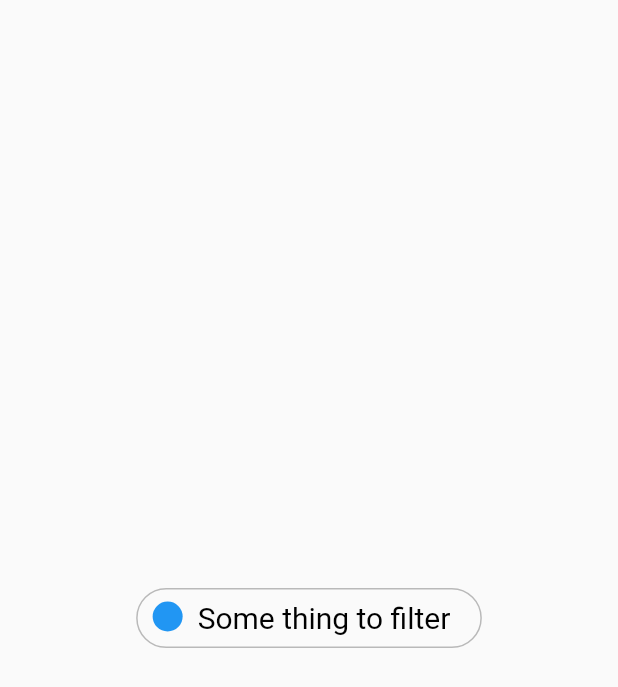
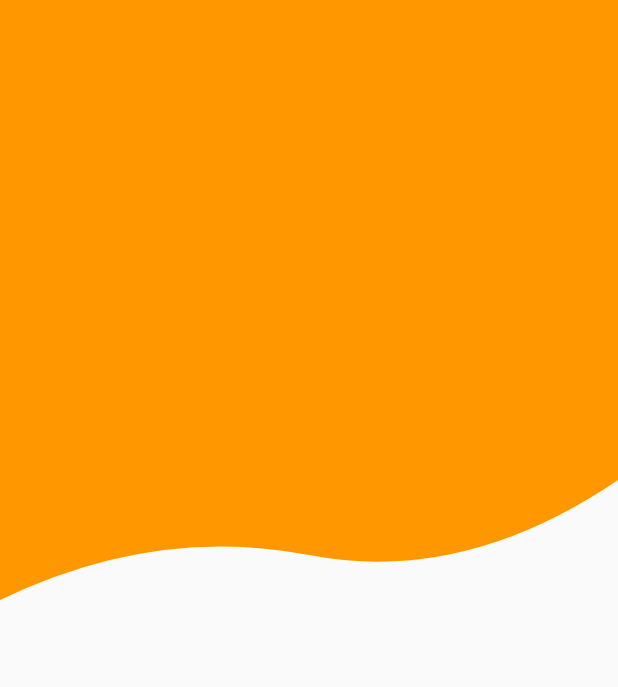
Before and after one commit to Hamza-Rahmoun/flutter_app, a Flutter app: the screen it shows after launch, on a phone screen of 412 x 824 dp. Shown: the top 687 px of the screen. Run offline on Flutter 3.47's test engine with Material 2 defaults, Android fonts, the phone set to English and light mode, and no system bars.

```diff
--- /dev/null
+++ b/lib/customeclipper.dart
@@ -0,0 +1,23 @@
+import 'package:flutter/material.dart';
+
+class CustomClipperWidget extends CustomClipper<Path> {
+  @override
+  getClip(Size size) {
+    final Path path = Path();
+    path.lineTo(0.0, size.height);
+    var firstEndPoint = Offset(size.width * 0.5, size.height - 30);
+    var firstControlPoint = Offset(size.width * 0.25, size.height - 50);
+    path.quadraticBezierTo(firstControlPoint.dx, firstControlPoint.dy,
+        firstEndPoint.dx, firstEndPoint.dy);
+    var secondEndPoint = Offset(size.width, size.height - 80);
+    var secondControl = Offset(size.width * 0.75, size.height - 10);
+    path.quadraticBezierTo(secondControl.dx, secondControl.dy,
+        secondEndPoint.dx, secondEndPoint.dy);
+    path.lineTo(size.width, 0.0);
+    path.close();
+    return path;
+  }
+
+  @override
+  bool shouldReclip(CustomClipper oldClipper) => true;
+}
--- a/lib/homepage.dart
+++ /dev/null
@@ -1,12 +0,0 @@
-import 'package:flutter/material.dart';
-
-class PageZero extends StatelessWidget {
-  @override
-  Widget build(BuildContext context) {
-    return Scaffold(
-      body: Center(
-        child: Text('page zero'),
-      ),
-    );
-  }
-}
--- a/lib/main.dart
+++ b/lib/main.dart
@@ -1,4 +1,7 @@
+import 'package:flutter/cupertino.dart';
 import 'package:flutter/material.dart';
+
+import 'customeclipper.dart';
 
 void main() => runApp(MyApp());
 
@@ -7,151 +10,25 @@ class MyApp extends StatelessWidget {
   Widget build(BuildContext context) {
     return MaterialApp(
       home: Scaffold(
-        body: Center(
-          child: GoogleIOFilter(),
-        ),
+        body: HomePage(),
       ),
     );
   }
 }
 
-class GoogleIOFilter extends StatefulWidget {
-  @override
-  State<StatefulWidget> createState() {
-    return GoogleIOFilterState();
-  }
-}
-
-class GoogleIOFilterState extends State<GoogleIOFilter>
-    with TickerProviderStateMixin {
-  final GlobalKey _commonContainerKey =
-      GlobalKey(debugLabel: 'CommonContainer');
-
-  AnimationController _controller;
-  Animation<double> _rightPaddingAnimation;
-  Animation<double> _leftPaddingAnimation;
-  Animation<double> _dotHeightAnimation;
-  Animation<double> _closeImageAnimation;
-  Animation<double> _dotLeftPositionAnimation;
-  Animation<double> _dotTopPositionAnimation;
-  Animation<Color> _textColorAnimation;
-  bool isChecked = false;
-
-  @override
-  void initState() {
-    super.initState();
-    _controller =
-        AnimationController(vsync: this, duration: Duration(milliseconds: 400));
-    _rightPaddingAnimation = Tween(begin: 20.0, end: 40.0).animate(_controller);
-    _leftPaddingAnimation = Tween(begin: 40.0, end: 20.0).animate(_controller);
-    _dotHeightAnimation = Tween(begin: 20.0, end: 40.0).animate(_controller);
-    _closeImageAnimation = Tween(begin: 0.0, end: 1.0).animate(_controller);
-    _dotLeftPositionAnimation =
-        Tween(begin: 10.0, end: 0.0).animate(_controller);
-    _dotTopPositionAnimation = Tween(begin: 8.0, end: 0.0).animate(_controller);
-    _textColorAnimation =
-        ColorTween(begin: Colors.black, end: Colors.white).animate(_controller);
-  }
-
-  @override
-  void dispose() {
-    super.dispose();
-    _controller.dispose();
-  }
-
-  bool get filterAnimationStatus {
-    var status = _controller.status;
-    print("status$status");
-    return status == AnimationStatus.completed;
-  }
-
-  Animation<double> getDotWidthAnimation() {
-    var width = 20.0;
-    if (_commonContainerKey.currentContext != null) {
-      final RenderBox renderBox =
-          _commonContainerKey.currentContext.findRenderObject();
-      width = renderBox.size.width;
-    }
-    print("width$width");
-
-    return Tween(begin: 20.0, end: width).animate(_controller);
-  }
-
-  Widget getWidgetBuilder(BuildContext context, Widget widget) {
-    return InkWell(
-      onTap: () {
-        isChecked = !isChecked;
-        if (filterAnimationStatus) {
-          _controller.reverse();
-        } else {
-          _controller.forward();
-        }
-      },
-      child: Container(
-        height: 40.0,
-        decoration: BoxDecoration(
-            shape: BoxShape.rectangle,
-            border: Border.all(color: Colors.black26, width: 1.0),
-            borderRadius: BorderRadius.all(Radius.circular(20.0))),
-        child: Stack(
-          key: _commonContainerKey,
-          children: <Widget>[
-            Positioned(
-              left: _dotLeftPositionAnimation.value,
-              top: _dotTopPositionAnimation.value,
-              child: Align(
-                alignment: Alignment.center,
-                child: Container(
-                  height: _dotHeightAnimation.value,
-                  width: getDotWidthAnimation().value,
-                  decoration: BoxDecoration(
-                      color: Colors.blue,
-                      borderRadius: BorderRadius.all(Radius.circular(20.0)),
-                      shape: BoxShape.rectangle),
-                ),
-              ),
-            ),
-            Align(
-              widthFactor: 1,
-              alignment: Alignment.centerLeft,
-              child: Container(
-                padding: EdgeInsets.only(
-                    left: _leftPaddingAnimation.value,
-                    right: _rightPaddingAnimation.value),
-                child: Text(
-                  "Some thing to filter",
-                  style: TextStyle(
-                      fontSize: 20.0, color: _textColorAnimation.value),
-                ),
-              ),
-            ),
-            Positioned(
-              right: 5.0,
-              top: 7.0,
-              child: ScaleTransition(
-                scale: _closeImageAnimation,
-                child: Container(
-                  padding: EdgeInsets.all(2.0),
-                  child: Icon(
-                    Icons.close,
-                    size: 20.0,
-                  ),
-                  decoration: BoxDecoration(
-                      shape: BoxShape.circle, color: Colors.grey.shade400),
-                ),
-              ),
-            ),
-          ],
-        ),
-      ),
-    );
-  }
-
+class HomePage extends StatelessWidget {
   @override
   Widget build(BuildContext context) {
-    return AnimatedBuilder(
-      builder: getWidgetBuilder,
-      animation: _controller,
+    return Stack(
+      children: <Widget>[
+        ClipPath(
+          clipper: CustomClipperWidget(),
+          child: Container(
+            height: 400,
+            color: Colors.orange,
+          ),
+        )
+      ],
     );
   }
 }
--- a/lib/pagefour.dart
+++ /dev/null
@@ -1,12 +0,0 @@
-import 'package:flutter/material.dart';
-
-class PageOne extends StatelessWidget {
-  @override
-  Widget build(BuildContext context) {
-    return Scaffold(
-      body: Center(
-        child: Text('page one'),
-      ),
-    );
-  }
-}
--- a/lib/seconepage.dart
+++ /dev/null
@@ -1,12 +0,0 @@
-import 'package:flutter/material.dart';
-
-class PageTwo extends StatelessWidget {
-  @override
-  Widget build(BuildContext context) {
-    return Scaffold(
-      body: Center(
-        child: Text('page Two'),
-      ),
-    );
-  }
-}
--- a/lib/thepage.dart
+++ /dev/null
@@ -1,12 +0,0 @@
-import 'package:flutter/material.dart';
-
-class PageFour extends StatelessWidget {
-  @override
-  Widget build(BuildContext context) {
-    return Scaffold(
-      body: Center(
-        child: Text('page Four'),
-      ),
-    );
-  }
-}
```
